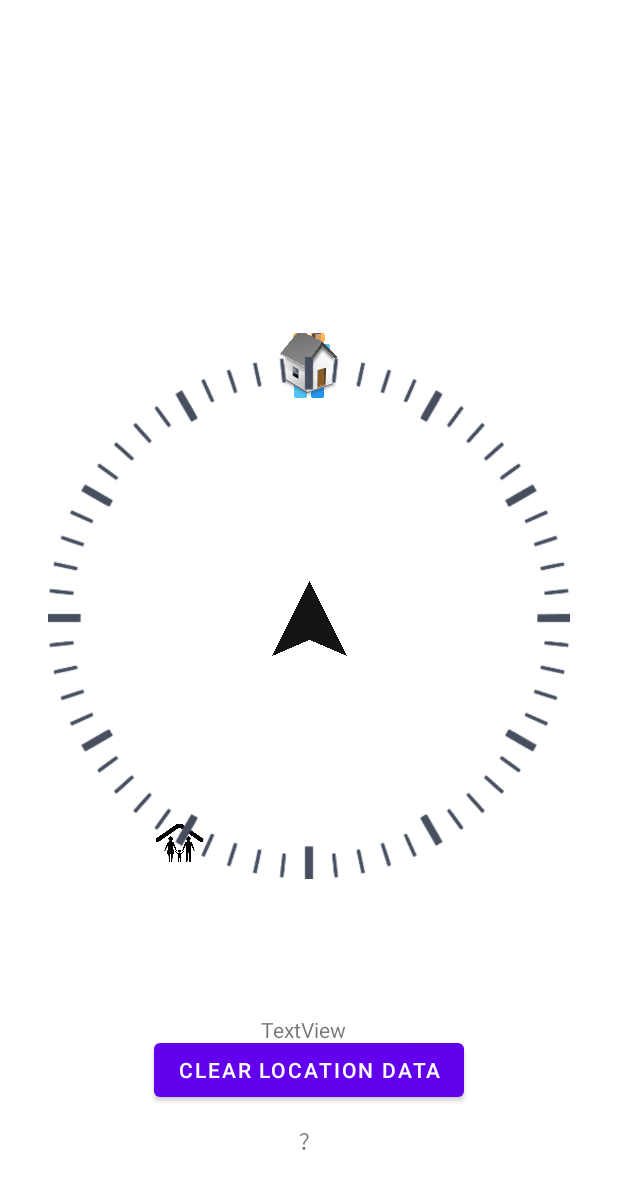
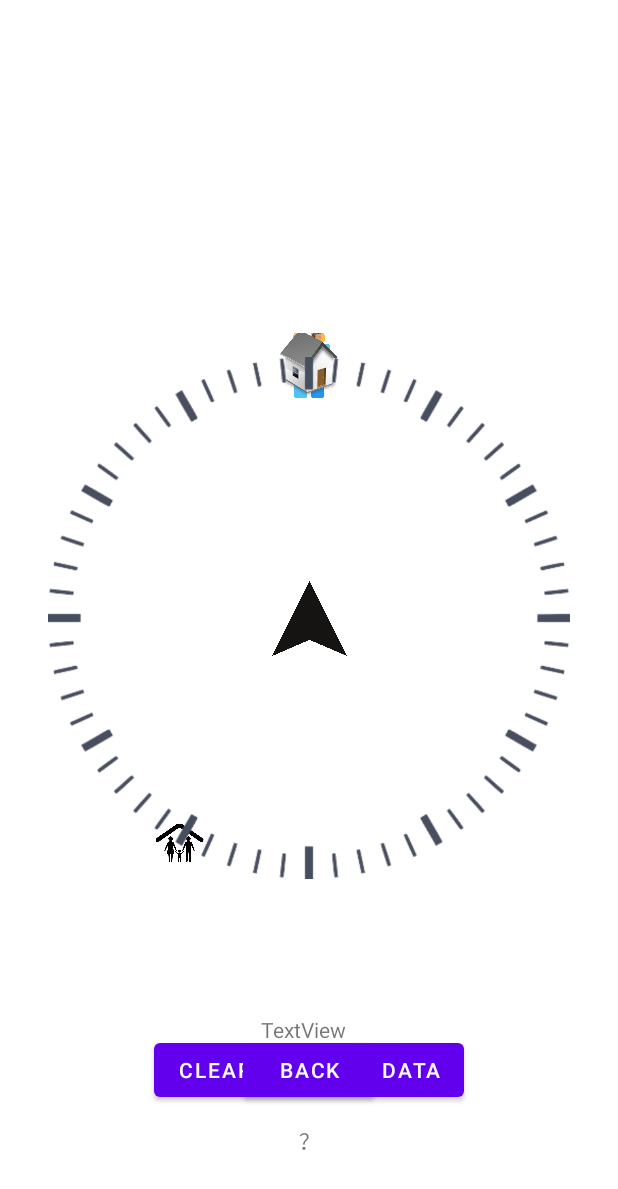
Before and after one commit to CSE-110-Winter-2023/cse-110-project-cse-110-team-22, an Android app: the CompassActivity screen opened directly, with no data from a screen before it, after a tap on "CLEAR LOCATION DATA", on a phone screen of 412 x 824 dp. Shown: the top 1189 px of the screen. Run offline under Robolectric (Android 15) with nearby library versions, the phone set to English and light mode, and no system bars; 1 statement that could not run was skipped.

Commit message:
update back bottom

```diff
--- a/app/src/main/java/edu/ucsd/cse110/cse110lab4part5/CompassActivity.java
+++ b/app/src/main/java/edu/ucsd/cse110/cse110lab4part5/CompassActivity.java
@@ -1,5 +1,6 @@
 package edu.ucsd.cse110.cse110lab4part5;
 
+import android.content.Intent;
 import android.os.Bundle;
 import android.view.View;
 import android.util.Pair;
@@ -102,4 +103,8 @@ public class CompassActivity extends AppCompatActivity {
             updateCircleAngle(imageViewId, directionDegree);
         }
     }
+    public void go_back(View view) {
+        Intent intent = new Intent(this, InputCoordinateActivity.class);
+        startActivity(intent);
+    }
 }
--- a/app/src/main/res/layout/activity_compass.xml
+++ b/app/src/main/res/layout/activity_compass.xml
@@ -132,4 +132,17 @@
         app:layout_constraintStart_toStartOf="parent"
         app:layout_constraintTop_toBottomOf="@+id/orienta" />
 
+    <Button
+        android:id="@+id/back"
+        android:layout_width="wrap_content"
+        android:layout_height="wrap_content"
+        android:text="back"
+        tools:layout_editor_absoluteX="158dp"
+        tools:layout_editor_absoluteY="677dp"
+        android:onClick="go_back"
+        app:layout_constraintBottom_toBottomOf="parent"
+        app:layout_constraintEnd_toEndOf="parent"
+        app:layout_constraintStart_toStartOf="parent"
+        app:layout_constraintTop_toBottomOf="@+id/clock"/>
+
 </androidx.constraintlayout.widget.ConstraintLayout>
```
